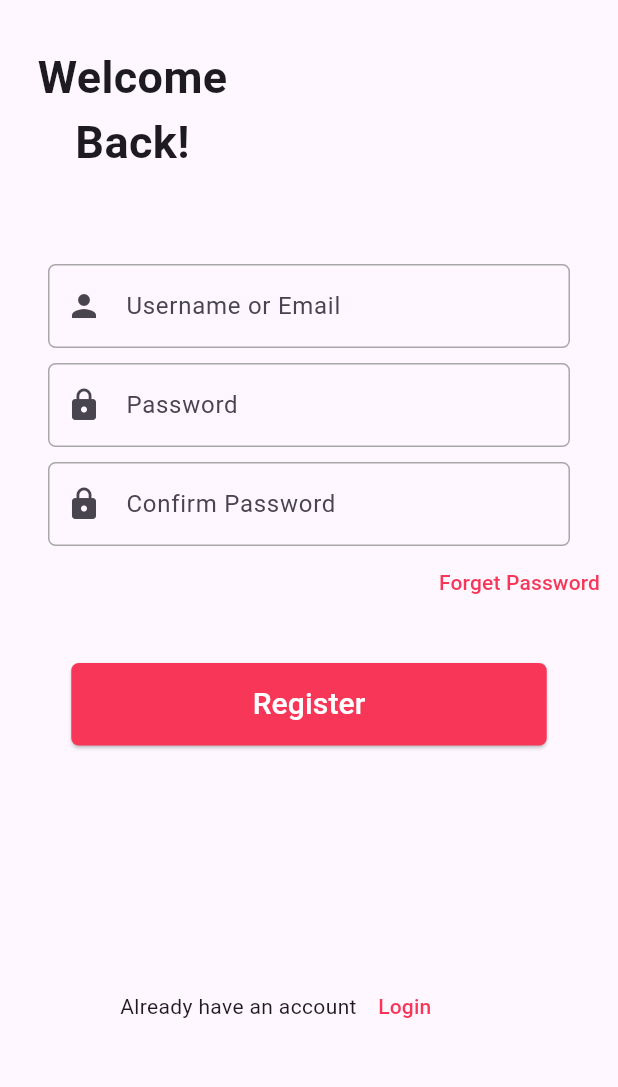
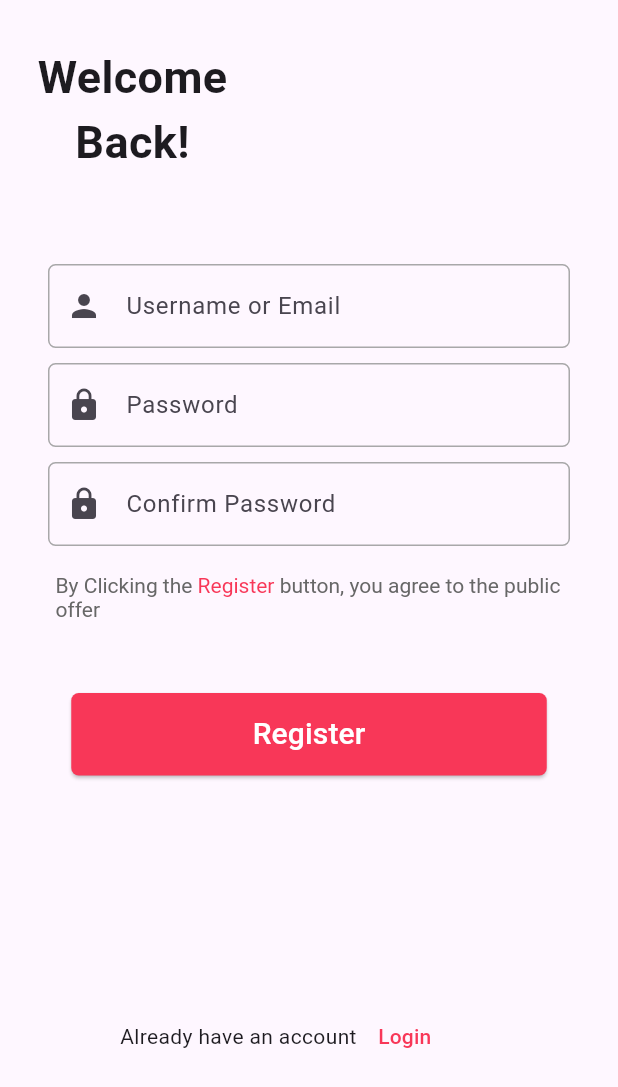
Before and after one commit to aleena02122002/stacked_ecommerceApp, a Flutter app: the RegisterView screen opened by its route, on a phone screen of 412 x 824 dp. Shown: the top 1087 px of the screen. Run offline on Flutter 3.47's test engine with Material 3 defaults, Android fonts, the phone set to English and light mode, and no system bars; our stand-ins replace stacked, stacked_services, stacked_shared.

Commit message:
Register and home added

```diff
--- a/lib/app/app.dart
+++ b/lib/app/app.dart
@@ -5,8 +5,8 @@ import 'package:stacked/stacked_annotations.dart';
 import 'package:stacked_services/stacked_services.dart';
 
 @StackedApp(routes: [
-  MaterialRoute(page: LoginView,initial: true),
-  MaterialRoute(page: HomeView,initial: false),
+  MaterialRoute(page: LoginView,initial: false),
+  MaterialRoute(page: HomeView,initial: true),
   MaterialRoute(page: RegisterView,initial: false)
 ],
   dependencies: [
--- a/lib/app/app.router.dart
+++ b/lib/app/app.router.dart
@@ -14,9 +14,9 @@ import 'package:stacked/stacked.dart' as _i1;
 import 'package:stacked_services/stacked_services.dart' as _i6;
 
 class Routes {
-  static const loginView = '/';
+  static const loginView = '/login-view';
 
-  static const homeView = '/home-view';
+  static const homeView = '/';
 
   static const registerView = '/register-view';
 
--- a/lib/register/register.dart
+++ b/lib/register/register.dart
@@ -1,3 +1,4 @@
+import 'package:e_commerce/app/app.router.dart';
 import 'package:e_commerce/register/register_viewmodel.dart';
 import 'package:flutter/material.dart';
 import 'package:stacked/stacked.dart';
@@ -95,14 +96,29 @@ class RegisterView extends StatelessWidget {
                         ),
                       ),
                     ),
-                    Align(
-                        alignment: Alignment.centerRight,
-                        child: TextButton(
-                            onPressed: () {},
-                            child: const Text(
-                              "Forget Password",
-                              style: TextStyle(color: Color(0xFFF83758)),
-                            ))),
+                    Padding(
+                      padding: const EdgeInsets.symmetric(horizontal: 25.0,vertical: 10),
+                      child: TextButton(
+                        onPressed: () {},
+                        child: RichText(
+                          text: TextSpan(
+                            text: "By Clicking the ",
+                            style: const TextStyle(color: Color(0xFF676767)), // Default text style
+                            children: <TextSpan>[
+                              TextSpan(
+                                text: "Register",
+                                style: TextStyle(color: Color(0xFFF83758)), // Different color for "Register"
+                              ),
+                              TextSpan(
+                                text: " button, you agree to the public offer",
+                                style: const TextStyle(color: Color(0xFF676767)), // Continue with default style
+                              ),
+                            ],
+                          ),
+                        ),
+                      ),
+                    ),
+
                     const SizedBox(
                       height: 30,
                     ),
@@ -110,7 +126,9 @@ class RegisterView extends StatelessWidget {
                       height: 55,
                       width: 317,
                       child: ElevatedButton(
-                        onPressed: () {},
+                        onPressed: () {
+                          viewmodel.navigationService.navigateToHomeView();
+                        },
                         child: Text(
                           "Register",
                           style: TextStyle(color: Colors.white, fontSize: 20),
@@ -128,7 +146,9 @@ class RegisterView extends StatelessWidget {
                         children: [
                           Text("Already have an account"),
                           TextButton(
-                              onPressed: () {},
+                              onPressed: () {
+                                viewmodel.navigationService.navigateToLoginView();
+                              },
                               child: Text(
                                 "Login",
                                 style: TextStyle(color: Color(0xFFF83758)),
--- a/pubspec.yaml
+++ b/pubspec.yaml
@@ -63,8 +63,8 @@ flutter:
   uses-material-design: true
 
   # To add assets to your application, add an assets section, like this:
-  # assets:
-  #   - images/a_dot_burr.jpeg
+  assets:
+    - assets/images/
   #   - images/a_dot_ham.jpeg
 
   # An image asset can refer to one or more resolution-specific "variants", see
```
Also changed, not shown: lib/home/home.dart (+39 -2 lines), lib/register/register_viewmodel.dart (+10 -1 lines), assets/images/logo.png (added).
